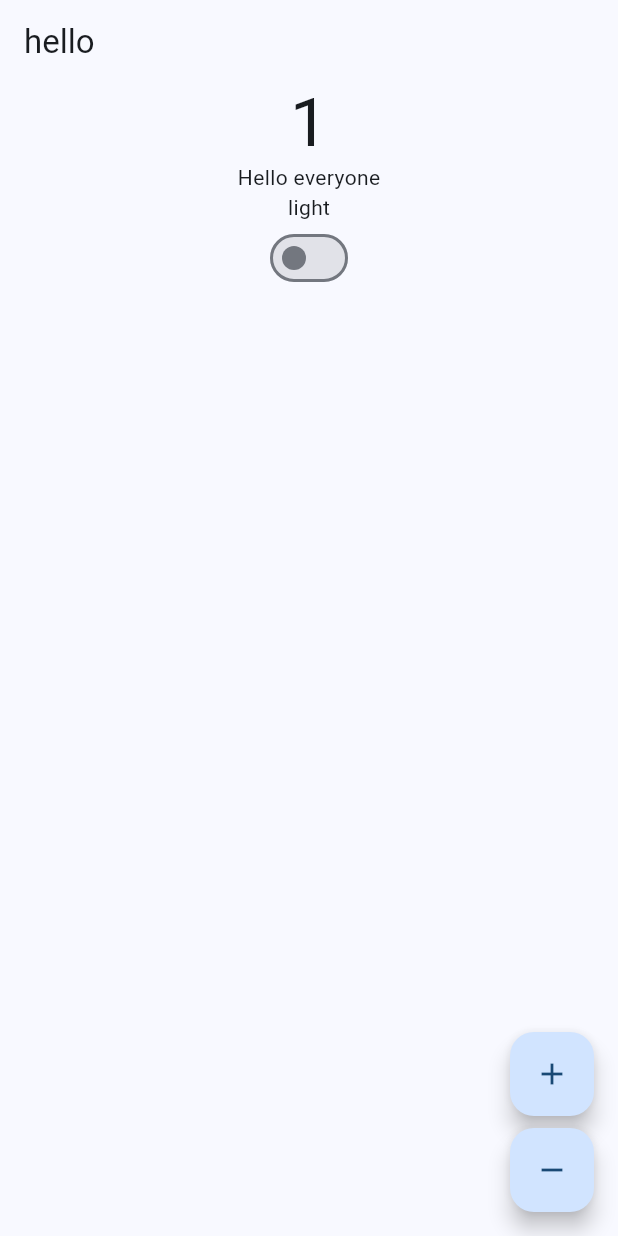
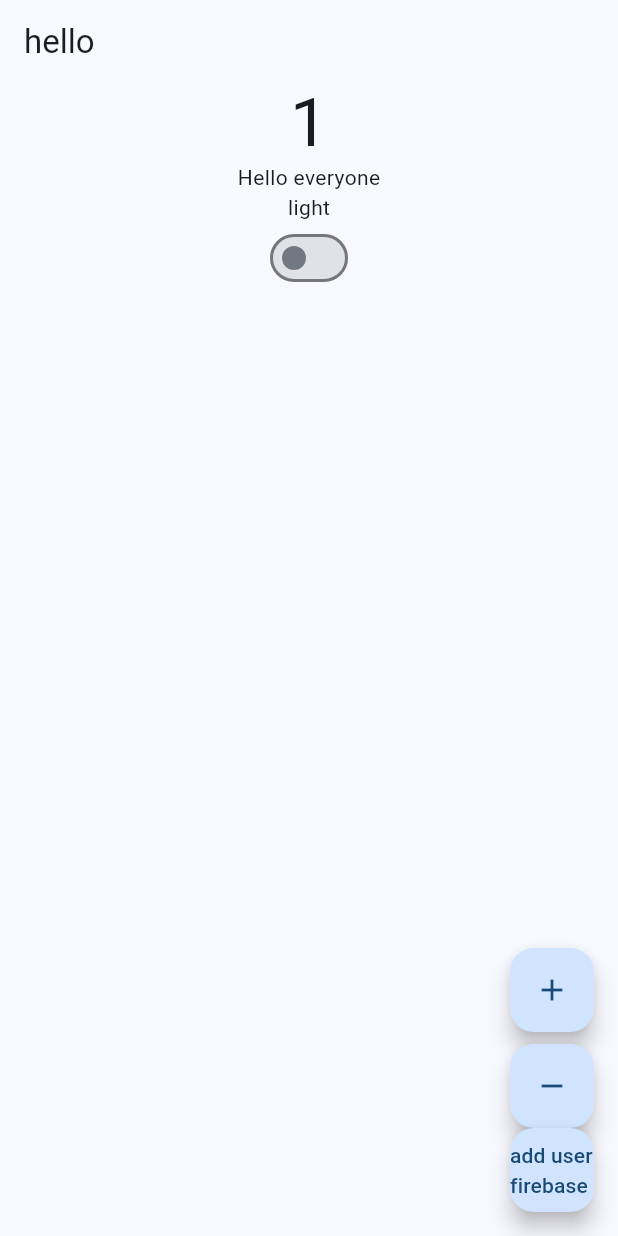
Before and after one commit to kietdev123/ecommerce_mobile_app, a Flutter app: the screen it shows after launch, after a tap on the "add" icon, on a phone screen of 412 x 824 dp. Run offline on Flutter 3.47's test engine with Material 3 defaults, Android fonts, the phone set to English and light mode, and no system bars; our stand-ins replace adaptive_theme, cloud_firestore, equatable, firebase_core, flutter_bloc; accounts and stored records are empty.

Commit message:
Add config firebase

```diff
--- a/lib/main.dart
+++ b/lib/main.dart
@@ -1,9 +1,12 @@
+import 'dart:io';
+
 import 'package:adaptive_theme/adaptive_theme.dart';
 import 'package:ecommerce_mobile_app/L10n/L10n.dart';
 import 'package:ecommerce_mobile_app/bloc/counter/counter_bloc.dart';
 import 'package:ecommerce_mobile_app/bloc/state_observer.dart';
 import 'package:ecommerce_mobile_app/l10n/gen/app_localizations.dart';
 import 'package:ecommerce_mobile_app/views/counter/counter_view.dart';
+import 'package:firebase_core/firebase_core.dart';
 import 'package:flutter/material.dart';
 import 'package:flutter_bloc/flutter_bloc.dart';
 // import 'package:flutter_gen/gen_l10n/app_localizations.dart';
@@ -11,7 +14,12 @@ import 'package:flutter_localizations/src/widgets_localizations.dart';
 import 'package:flutter_localizations/src/material_localizations.dart';
 import 'package:flutter_localizations/src/cupertino_localizations.dart';
 
-void main() {
+Future<void> main() async {
+  WidgetsFlutterBinding.ensureInitialized();
+  if (Platform.isAndroid) {
+    await Firebase.initializeApp();
+  }
+
   Bloc.observer = const StateObserver();
   runApp(const MyApp());
 }
--- a/lib/views/counter/counter_view.dart
+++ b/lib/views/counter/counter_view.dart
@@ -1,4 +1,5 @@
 import 'package:adaptive_theme/adaptive_theme.dart';
+import 'package:cloud_firestore/cloud_firestore.dart';
 import 'package:ecommerce_mobile_app/bloc/counter/counter_bloc.dart';
 import 'package:ecommerce_mobile_app/l10n/gen/app_localizations.dart';
 import 'package:flutter/material.dart';
@@ -58,6 +59,20 @@ class CounterView extends StatelessWidget {
             child: const Icon(Icons.remove),
             onPressed: () => context.read<CounterBloc>().add(DecreaseCounter()),
           ),
+          FloatingActionButton(
+            child: Text('add user firebase'),
+            onPressed: () async {
+              FirebaseFirestore.instance
+                  .collection('users')
+                  .add({
+                    'full_name': 'a', // John Doe
+                    'company': 'b', // Stokes and Sons
+                    'age': 'c' // 42
+                  })
+                  .then((value) => print("User Added"))
+                  .catchError((error) => print("Failed to add user: $error"));
+            },
+          ),
         ],
       ),
     );
--- a/pubspec.yaml
+++ b/pubspec.yaml
@@ -39,6 +39,9 @@ dependencies:
   flutter_localization: ^0.1.14
   intl: ^0.18.1
   adaptive_theme: ^3.4.1
+  cloud_firestore: ^4.13.3
+  firebase_core: ^2.24.0
+
 dev_dependencies:
   flutter_test:
     sdk: flutter
```
Also changed, not shown: pubspec.lock, 6 other files.
